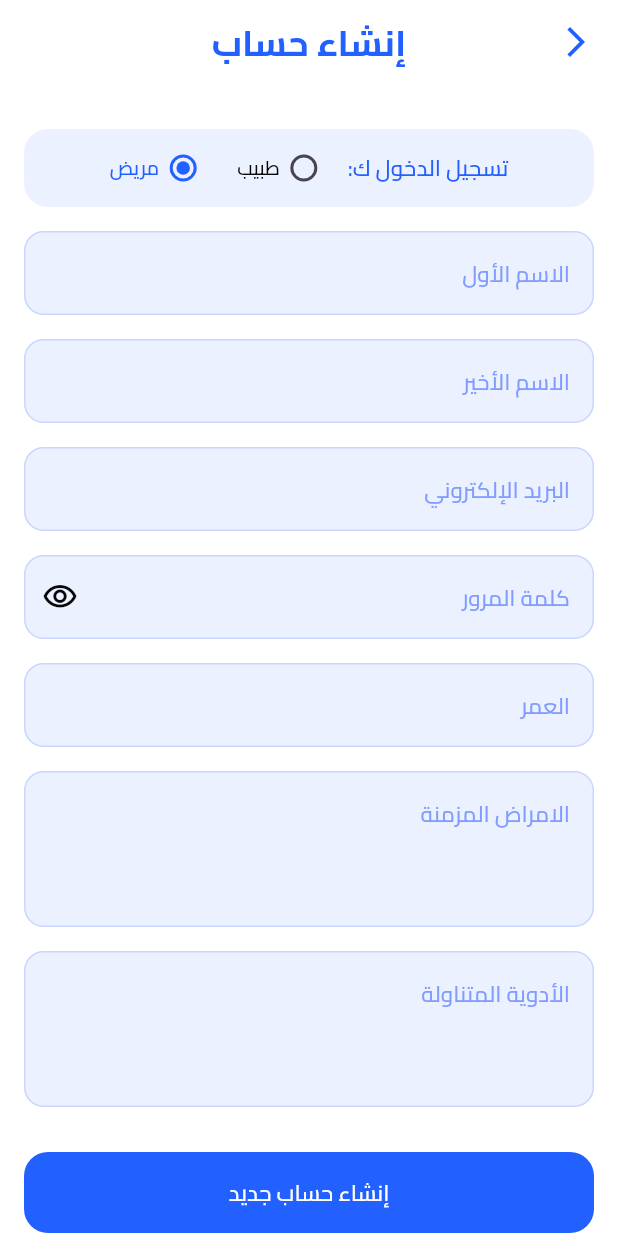
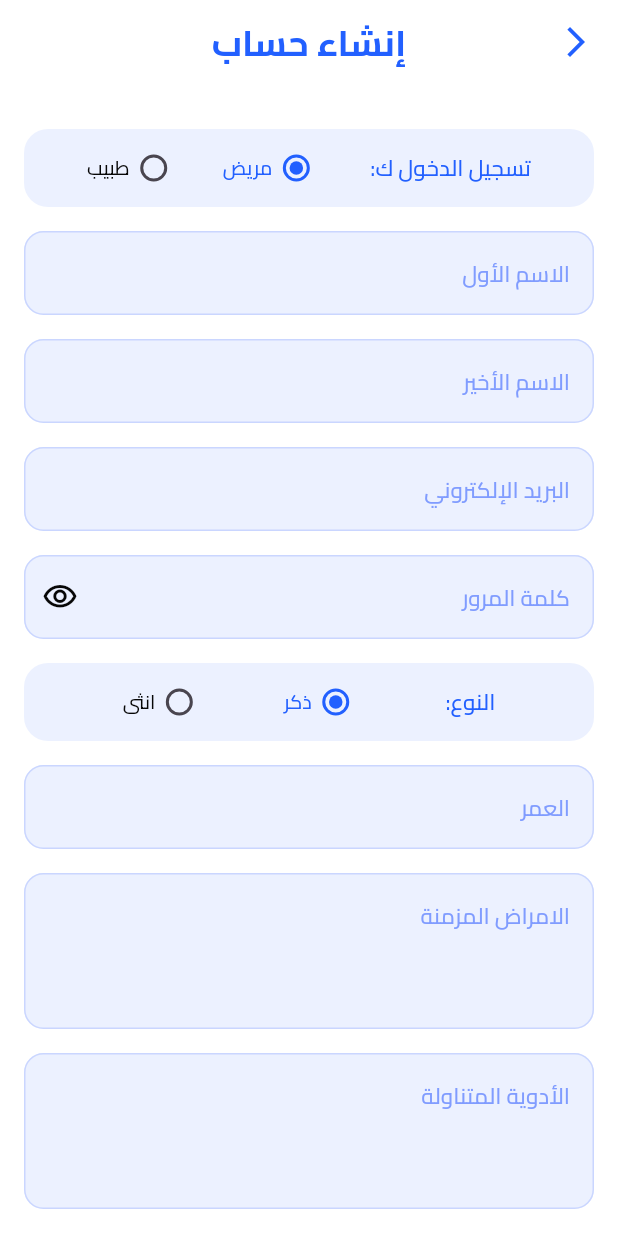
Before and after one commit to HishamElnemr/medi_link, a Flutter app: the SignupView screen opened by its route, on a phone screen of 412 x 824 dp. Run offline on Flutter 3.47's test engine with Material 3 defaults, Android fonts, the phone set to English and light mode, and no system bars; drawn by our look-alikes of modal_progress_hud_nsn; our stand-ins replace bloc, cloud_firestore, dartz, firebase_auth, firebase_core, flutter_bloc and 3 more; accounts and stored records are empty.

Commit message:
full auth is done

```diff
--- a/lib/core/models/user_entity.dart
+++ b/lib/core/models/user_entity.dart
@@ -3,7 +3,6 @@ class UserEntity {
   final String firstName;
   final String lastName;
   final String email;
-  final String password;
   final int age;
   final String gender;
 
@@ -12,7 +11,6 @@ class UserEntity {
     required this.firstName,
     required this.lastName,
     required this.email,
-    required this.password,
     required this.age,
     required this.gender,
   });
--- a/lib/core/routes/on_generate_route.dart
+++ b/lib/core/routes/on_generate_route.dart
@@ -3,6 +3,7 @@ import 'package:medi_link/core/routes/routes_name.dart';
 import 'package:medi_link/core/routes/route_transitions.dart';
 import 'package:medi_link/features/auth/presentation/views/login_view.dart';
 import 'package:medi_link/features/auth/presentation/views/signup_view.dart';
+import 'package:medi_link/features/home/presentation/views/doctor_home_view.dart';
 import 'package:medi_link/features/home/presentation/views/patient_home_view.dart';
 import 'package:medi_link/features/splash/presentation/views/splash_view.dart';
 
@@ -17,8 +18,11 @@ Route<dynamic> onGenerateRoute(RouteSettings settings) {
     case RoutesName.signup:
       return slideFromRightRoute(const SignupView(), settings);
 
-    case RoutesName.home:
-      return slideFromRightRoute(const HomeView(), settings);
+    case RoutesName.patientHome:
+      return slideFromRightRoute(const PatientHomeView(), settings);
+
+    case RoutesName.doctorHome:
+      return slideFromRightRoute(const DoctorHomeView(), settings);
 
     default:
       return MaterialPageRoute(builder: (_) => const Scaffold());
--- a/lib/core/routes/routes_name.dart
+++ b/lib/core/routes/routes_name.dart
@@ -1,5 +1,6 @@
 class RoutesName {
-  static const String home = '/home';
+  static const String doctorHome = '/DoctorHomeView';
+  static const String patientHome = '/PatientHomeView';
   static const String splash = '/SplashView';
   static const String login = '/LoginView';
   static const String signup = '/SignupView';
--- a/lib/features/auth/data/models/doctor_model.dart
+++ b/lib/features/auth/data/models/doctor_model.dart
@@ -3,15 +3,18 @@ import 'package:medi_link/features/auth/domain/entites/doctor_entity.dart';
 
 class DoctorModel extends UserModel {
   final String speciality;
+  final int phoneNumber;
+  final String address;
   DoctorModel({
     required this.speciality,
     required super.id,
     required super.firstName,
     required super.lastName,
     required super.email,
-    required super.password,
     required super.age,
     required super.gender,
+    required this.phoneNumber,
+    required this.address,
   });
 
   DoctorEntity toEntity() => DoctorEntity(
@@ -20,9 +23,10 @@ class DoctorModel extends UserModel {
     firstName: firstName,
     lastName: lastName,
     email: email,
-    password: password,
     age: age,
     gender: gender,
+    phoneNumber: phoneNumber,
+    address: address,
   );
 
   factory DoctorModel.fromEntity(DoctorEntity entity) => DoctorModel(
@@ -31,9 +35,10 @@ class DoctorModel extends UserModel {
     firstName: entity.firstName,
     lastName: entity.lastName,
     email: entity.email,
-    password: entity.password,
     age: entity.age,
     gender: entity.gender,
+    phoneNumber: entity.phoneNumber,
+    address: entity.address,
   );
 
   factory DoctorModel.fromJson(Map<String, dynamic> json) => DoctorModel(
@@ -42,9 +47,10 @@ class DoctorModel extends UserModel {
     firstName: json['firstName'],
     lastName: json['lastName'],
     email: json['email'],
-    password: json['password'],
     age: json['age'],
     gender: json['gender'],
+    phoneNumber: json['phoneNumber'],
+    address: json['address'],
   );
 
   Map<String, dynamic> toJson() => {
@@ -53,8 +59,9 @@ class DoctorModel extends UserModel {
     'firstName': firstName,
     'lastName': lastName,
     'email': email,
-    'password': password,
     'age': age,
     'gender': gender,
+    'phoneNumber': phoneNumber,
+    'address': address,
   };
 }
--- a/lib/features/auth/data/models/patient_model.dart
+++ b/lib/features/auth/data/models/patient_model.dart
@@ -11,7 +11,6 @@ class PatientModel extends UserModel {
     required super.firstName,
     required super.lastName,
     required super.email,
-    required super.password,
     required super.age,
     required super.gender,
   });
@@ -23,7 +22,6 @@ class PatientModel extends UserModel {
     firstName: json['firstName'],
     lastName: json['lastName'],
     email: json['email'],
-    password: json['password'],
     age: json['age'],
     gender: json['gender'],
   );
@@ -35,7 +33,6 @@ class PatientModel extends UserModel {
     'firstName': firstName,
     'lastName': lastName,
     'email': email,
-    'password': password,
     'age': age,
     'gender': gender,
   };
@@ -45,7 +42,6 @@ class PatientModel extends UserModel {
     firstName: firstName,
     lastName: lastName,
     email: email,
-    password: password,
     age: age,
     gender: gender,
     chronicDiseases: chronicDiseases,
@@ -59,7 +55,6 @@ class PatientModel extends UserModel {
     firstName: entity.firstName,
     lastName: entity.lastName,
     email: entity.email,
-    password: entity.password,
     age: entity.age,
     gender: entity.gender,
   );
--- a/lib/features/auth/domain/entites/doctor_entity.dart
+++ b/lib/features/auth/domain/entites/doctor_entity.dart
@@ -2,14 +2,17 @@ import 'package:medi_link/core/models/user_entity.dart';
 
 class DoctorEntity extends UserEntity {
   final String speciality;
-  DoctorEntity({
+  final int phoneNumber;
+  final String address;
+    DoctorEntity({
     required this.speciality,
     required super.id,
     required super.firstName,
     required super.lastName,
     required super.email,
-    required super.password,
     required super.age,
     required super.gender,
+    required this.phoneNumber,
+    required this.address
   });
 }
--- a/lib/features/auth/domain/entites/patient_entity.dart
+++ b/lib/features/auth/domain/entites/patient_entity.dart
@@ -10,7 +10,6 @@ class PatientEntity extends UserEntity {
     required super.firstName,
     required super.lastName,
     required super.email,
-    required super.password,
     required super.age,
     required super.gender,
   });
--- a/lib/features/auth/presentation/views/widgets/login_view_body_bloc_consumer.dart
+++ b/lib/features/auth/presentation/views/widgets/login_view_body_bloc_consumer.dart
@@ -17,7 +17,7 @@ class LoginViewBodyBlocConsumer extends StatelessWidget {
     return BlocConsumer<LoginCubit, LoginState>(
       listener: (context, state) {
         if (state is LoginSuccess) {
-          Navigator.pushReplacementNamed(context, RoutesName.home);
+          Navigator.pushReplacementNamed(context, RoutesName.patientHome);
           buildSnackBar(context, S.of(context).account_created_successfully);
         }
         if (state is LoginFailure) {
--- a/lib/features/auth/presentation/views/widgets/radio_button.dart
+++ b/lib/features/auth/presentation/views/widgets/radio_button.dart
@@ -1,12 +1,19 @@
 import 'package:flutter/material.dart';
 import 'package:medi_link/core/constants/app_colors.dart';
 import 'package:medi_link/core/constants/font_styles.dart';
-import 'package:medi_link/generated/l10n.dart';
 
-class RadioButton extends StatelessWidget {
-  const RadioButton({super.key, required this.value, required this.onChanged});
+class CustomRadioGroup extends StatelessWidget {
+  const CustomRadioGroup({
+    super.key,
+    required this.label,
+    required this.options,
+    required this.groupValue,
+    required this.onChanged,
+  });
 
-  final String value;
+  final String label;
+  final List<RadioOption> options;
+  final String groupValue;
   final void Function(String?) onChanged;
 
   @override
@@ -18,46 +25,51 @@ class RadioButton extends StatelessWidget {
         borderRadius: BorderRadius.circular(16),
       ),
       child: Row(
-        mainAxisAlignment: MainAxisAlignment.center,
+        mainAxisAlignment: MainAxisAlignment.spaceEvenly,
         children: [
           Text(
-            '${S.of(context).sign_as}: ',
+            '$label: ',
             style: FontStyles.medium15.copyWith(color: AppColors.primaryBlue),
           ),
-          const SizedBox(width: 10),
-          _buildRadioOption(context, 'Doctor', S.of(context).doctor),
-          const SizedBox(width: 20),
-          _buildRadioOption(context, 'Patient', S.of(context).patient),
+          ..._buildOptions(),
         ],
       ),
     );
   }
 
-  Widget _buildRadioOption(
-    BuildContext context,
-    String optionValue,
-    String label,
-  ) {
-    return Row(
+  List<Widget> _buildOptions() {
+    return options
+        .map(
+          (option) => Row(
+            mainAxisAlignment: MainAxisAlignment.spaceEvenly,
             children: [
               Radio<String>(
-          value: optionValue,
-          groupValue: value,
+                value: option.value,
+                groupValue: groupValue,
                 activeColor: AppColors.primaryBlue,
                 visualDensity: VisualDensity.compact,
                 materialTapTargetSize: MaterialTapTargetSize.shrinkWrap,
                 onChanged: onChanged,
               ),
               Text(
-          label,
+                option.label,
                 style: FontStyles.medium15.copyWith(
-            color: value == optionValue
+                  color: groupValue == option.value
                       ? AppColors.primaryBlue
                       : AppColors.darkGrey,
                   fontSize: 13,
                 ),
               ),
             ],
-    );
+          ),
+        )
+        .toList();
   }
 }
+
+class RadioOption {
+  final String value;
+  final String label;
+
+  const RadioOption({required this.value, required this.label});
+}
--- a/lib/features/auth/presentation/views/widgets/signup_view_body.dart
+++ b/lib/features/auth/presentation/views/widgets/signup_view_body.dart
@@ -1,5 +1,7 @@
 import 'package:flutter/material.dart';
 import 'package:flutter_bloc/flutter_bloc.dart';
+import 'package:medi_link/core/routes/routes_name.dart';
+import 'package:medi_link/core/services/shared_preferences_singleton.dart';
 import 'package:medi_link/core/widgets/custom_button.dart';
 import 'package:medi_link/core/widgets/custom_text_form_field.dart';
 import 'package:medi_link/core/widgets/password_field.dart';
@@ -30,10 +32,12 @@ class _SignupViewBodyState extends State<SignupViewBody> {
       lastName,
       specialization,
       chronicDiseases,
+      address,
       medicineTaken;
-  late int doctorAge, patientAge;
+  late int age, phoneNumber;
   late bool isTermsAccepted = false;
   String selectedType = 'Patient';
+  String selectedGender = 'Male';
   String? selectedSpeciality;
 
   @override
@@ -47,18 +51,52 @@ class _SignupViewBodyState extends State<SignupViewBody> {
           child: Column(
             children: [
               const SizedBox(height: 30),
-              RadioButton(
-                value: selectedType,
+              CustomRadioGroup(
                 onChanged: (value) {
                   setState(() {
                     selectedType = value!;
+                    Prefs.setBool('isDoctor', selectedType == 'Doctor');
                   });
                 },
+                label: S.of(context).sign_as,
+                options: [
+                  RadioOption(label: S.of(context).patient, value: 'Patient'),
+                  RadioOption(label: S.of(context).doctor, value: 'Doctor'),
+                ],
+                groupValue: selectedType,
               ),
               const SizedBox(height: 16),
               buildNameFields(),
               const SizedBox(height: 16),
               buildCommonFields(),
+              const SizedBox(height: 16),
+              CustomRadioGroup(
+                onChanged: (value) {
+                  setState(() {
+                    selectedGender = value!;
+                  });
+                },
+                label: S.of(context).gender,
+                options: [
+                  RadioOption(label: S.of(context).male, value: 'Male'),
+                  RadioOption(label: S.of(context).female, value: 'Female'),
+                ],
+                groupValue: selectedGender,
+              ),
+              const SizedBox(height: 16),
+              CustomTextFormField(
+                hitText: S.of(context).age,
+                keyboardType: TextInputType.number,
+                validator: (p0) {
+                  if ((p0 == null || p0.isEmpty)) {
+                    return S.of(context).this_field_is_required;
+                  } else if (int.parse(p0) > 120 || int.parse(p0) < 0) {
+                    return S.of(context).invalid_age;
+                  }
+                  return null;
+                },
+                onSaved: (value) => age = int.parse(value!),
+              ),
               const SizedBox(height: 16),
               if (selectedType == 'Doctor') ...[
                 buildDoctorFields(),
@@ -124,12 +162,26 @@ class _SignupViewBodyState extends State<SignupViewBody> {
             selectedSpeciality = value;
           },
         ),
-
         const SizedBox(height: 16),
         CustomTextFormField(
-          hitText: S.of(context).age,
+          hitText: S.of(context).address,
+          keyboardType: TextInputType.text,
+          maxLines: 2,
+          onSaved: (value) => address = value!,
+        ),
+        const SizedBox(height: 16),
+        CustomTextFormField(
+          hitText: S.of(context).phone_number,
           keyboardType: TextInputType.number,
-          onSaved: (value) => doctorAge = int.parse(value!),
+          validator: (p0) {
+            if ((p0 == null || p0.isEmpty)) {
+              return S.of(context).this_field_is_required;
+            } else if (p0.length != 11) {
+              return S.of(context).invalid_phone_number;
+            }
+            return null;
+          },
+          onSaved: (value) => phoneNumber = int.parse(value!),
         ),
       ],
     );
@@ -138,12 +190,6 @@ class _SignupViewBodyState extends State<SignupViewBody> {
   Widget buildPatientFields() {
     return Column(
       children: [
-        CustomTextFormField(
-          hitText: S.of(context).age,
-          keyboardType: TextInputType.number,
-          onSaved: (value) => patientAge = int.parse(value!),
-        ),
-        const SizedBox(height: 16),
         CustomTextFormField(
           hitText: S.of(context).chronic_diseases,
           keyboardType: TextInputType.text,
@@ -184,14 +230,15 @@ class _SignupViewBodyState extends State<SignupViewBody> {
               firstName: firstName,
               lastName: lastName,
               email: email,
-              password: password,
-              age: doctorAge,
-              gender: '',
+              age: age,
+              gender: selectedGender,
+              phoneNumber: phoneNumber,
+              address: address,
             ),
           );
           if (context.mounted) {
             Future.delayed(const Duration(milliseconds: 500), () {
-              Navigator.pop(context);
+              Navigator.pushReplacementNamed(context, RoutesName.doctorHome);
               buildSnackBar(
                 context,
                 S.of(context).account_created_successfully,
@@ -206,16 +253,15 @@ class _SignupViewBodyState extends State<SignupViewBody> {
               firstName: firstName,
               lastName: lastName,
               email: email,
-              password: password,
-              age: patientAge,
-              gender: '',
+              age: age,
+              gender: selectedGender,
               chronicDiseases: chronicDiseases,
               medicineTaken: medicineTaken,
             ),
           );
           if (context.mounted) {
             Future.delayed(const Duration(milliseconds: 500), () {
-              Navigator.pop(context);
+              Navigator.pushReplacementNamed(context, RoutesName.patientHome);
               buildSnackBar(
                 context,
                 S.of(context).account_created_successfully,
--- a/lib/features/auth/presentation/views/widgets/signup_view_body_bloc_consumer.dart
+++ b/lib/features/auth/presentation/views/widgets/signup_view_body_bloc_consumer.dart
@@ -4,7 +4,6 @@ import 'package:medi_link/core/helper/build_snack_bar.dart';
 import 'package:medi_link/core/widgets/custom_modal_progress_hud.dart';
 import 'package:medi_link/features/auth/presentation/cubits/signup_cubit/signup_cubit.dart';
 import 'package:medi_link/features/auth/presentation/views/widgets/signup_view_body.dart';
-import 'package:medi_link/generated/l10n.dart';
 
 class SignupViewBodyBlocConsumer extends StatelessWidget {
   const SignupViewBodyBlocConsumer({super.key});
--- a/lib/features/home/presentation/views/doctor_home_view.dart
+++ b/lib/features/home/presentation/views/doctor_home_view.dart
@@ -26,7 +26,7 @@ class DoctorHomeView extends StatelessWidget {
           FirebaseAuth.instance.signOut();
           Navigator.pushReplacementNamed(context, RoutesName.login);
         },
-        child: Center(child: Text(S.of(context).welcome)),
+        child: Center(child: Text(S.of(context).welcome + ' Doctor')),
       ),
     );
   }
--- a/lib/features/home/presentation/views/patient_home_view.dart
+++ b/lib/features/home/presentation/views/patient_home_view.dart
@@ -5,8 +5,8 @@ import 'package:medi_link/core/routes/routes_name.dart';
 import 'package:medi_link/generated/l10n.dart';
 import 'package:medi_link/language_cubit.dart';
 
-class HomeView extends StatelessWidget {
-  const HomeView({super.key});
+class PatientHomeView extends StatelessWidget {
+  const PatientHomeView({super.key});
 
   @override
   Widget build(BuildContext context) {
--- a/lib/l10n/intl_ar.arb
+++ b/lib/l10n/intl_ar.arb
@@ -29,8 +29,15 @@
   "sign_as" : "تسجيل الدخول ك",
   "patient" : "مريض",
   "doctor" : "طبيب",
+  "gender" : "النوع",
+  "male" : "ذكر",
+  "female" : "انثى",
   "specialization": "التخصص",
   "age" : "العمر",
+  "invalid_age" : "برجاء ادخال عمر صحيح",
+  "address" : "العنوان",
+  "phone_number" : "رقم الهاتف",
+  "invalid_phone_number" : "برجاء ادخال رقم هاتف صحيح",
   "medicine_taken":"الأدوية المتناولة",
   "chronic_diseases" : "الامراض المزمنة",
     "internal_medicine": "باطنة",
```
Also changed, not shown: lib/core/models/user_model.dart (+2 -5 lines), lib/features/auth/presentation/views/widgets/login_view_body.dart (+23 -0 lines), lib/features/splash/presentation/views/widgets/splash_view_body.dart (+8 -1 lines), lib/l10n/intl_en.arb (+7 -0 lines), lib/generated/intl/messages_ar.dart, lib/generated/intl/messages_en.dart, lib/generated/l10n.dart. Lines whose indentation alone changed are shown as unchanged.
